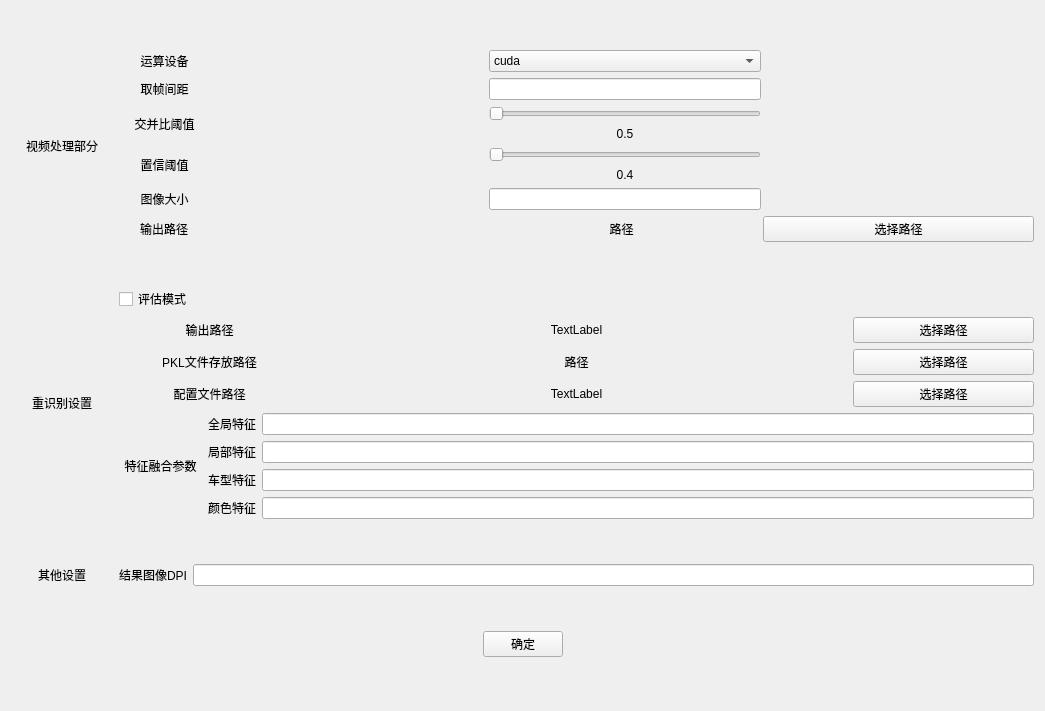
This is config.ui in hanlanqian/Car_ReIdentification_application as Qt 5 draws it before an edit. The edited form follows.
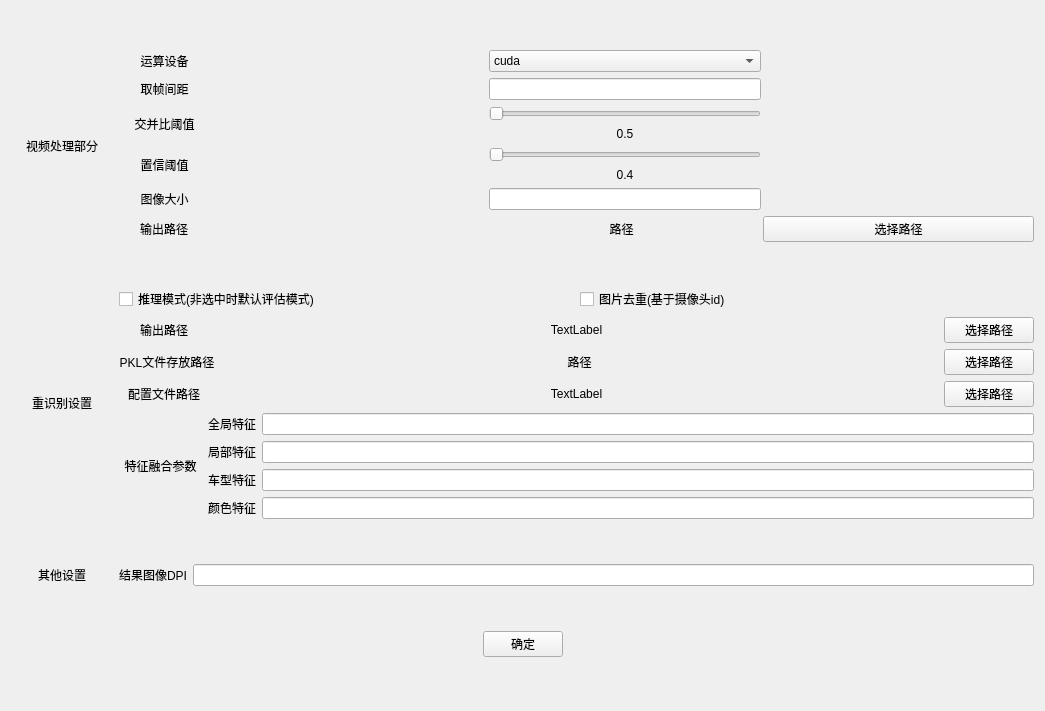
This is the edited form.

The edit to the form file:
```diff
--- a/config.ui
+++ b/config.ui
@@ -377,14 +377,21 @@
            <item>
             <widget class="QCheckBox" name="checkBox">
              <property name="text">
-              <string>评估模式</string>
+              <string>推理模式(非选中时默认评估模式)</string>
+             </property>
+            </widget>
+           </item>
+           <item>
+            <widget class="QCheckBox" name="checkBox_2">
+             <property name="text">
+              <string>图片去重(基于摄像头id)</string>
              </property>
             </widget>
            </item>
           </layout>
          </item>
          <item>
-          <layout class="QHBoxLayout" name="horizontalLayout_14" stretch="1,3,1">
+          <layout class="QHBoxLayout" name="horizontalLayout_14" stretch="1,8,1">
            <item>
             <widget class="QLabel" name="label_17">
              <property name="text">
@@ -415,7 +422,7 @@
           </layout>
          </item>
          <item>
-          <layout class="QHBoxLayout" name="horizontalLayout_11" stretch="1,3,1">
+          <layout class="QHBoxLayout" name="horizontalLayout_11" stretch="1,8,1">
            <item>
             <widget class="QLabel" name="label_13">
              <property name="text">
@@ -446,7 +453,7 @@
           </layout>
          </item>
          <item>
-          <layout class="QHBoxLayout" name="horizontalLayout_12" stretch="1,3,1">
+          <layout class="QHBoxLayout" name="horizontalLayout_12" stretch="1,8,1">
            <item>
             <widget class="QLabel" name="label_15">
              <property name="text">
```
